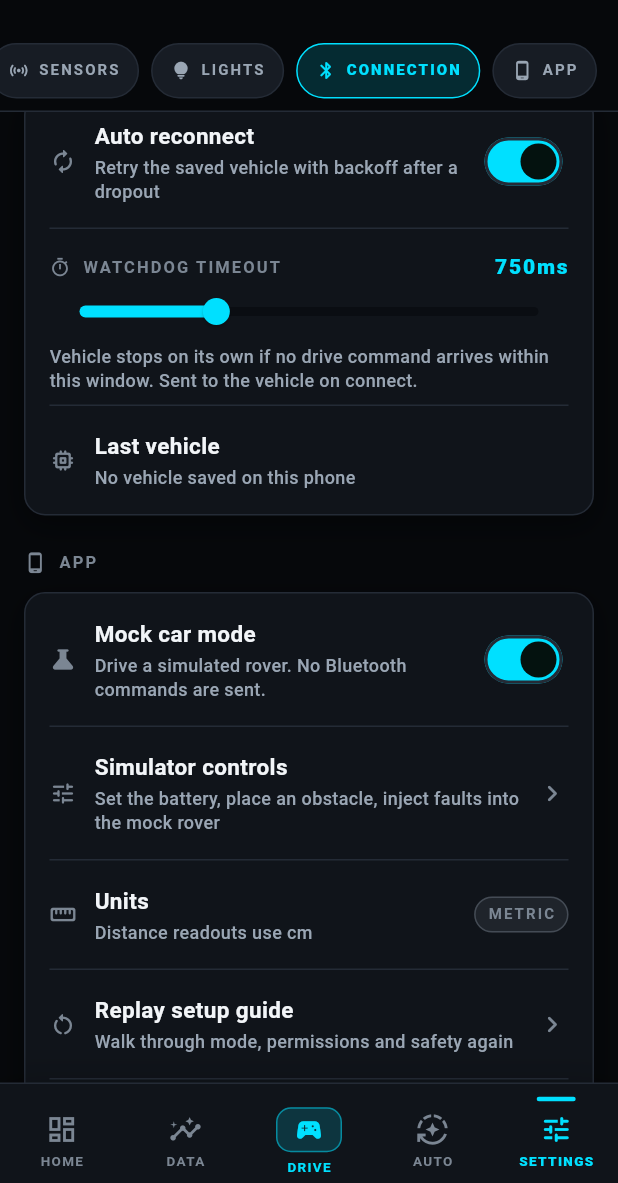
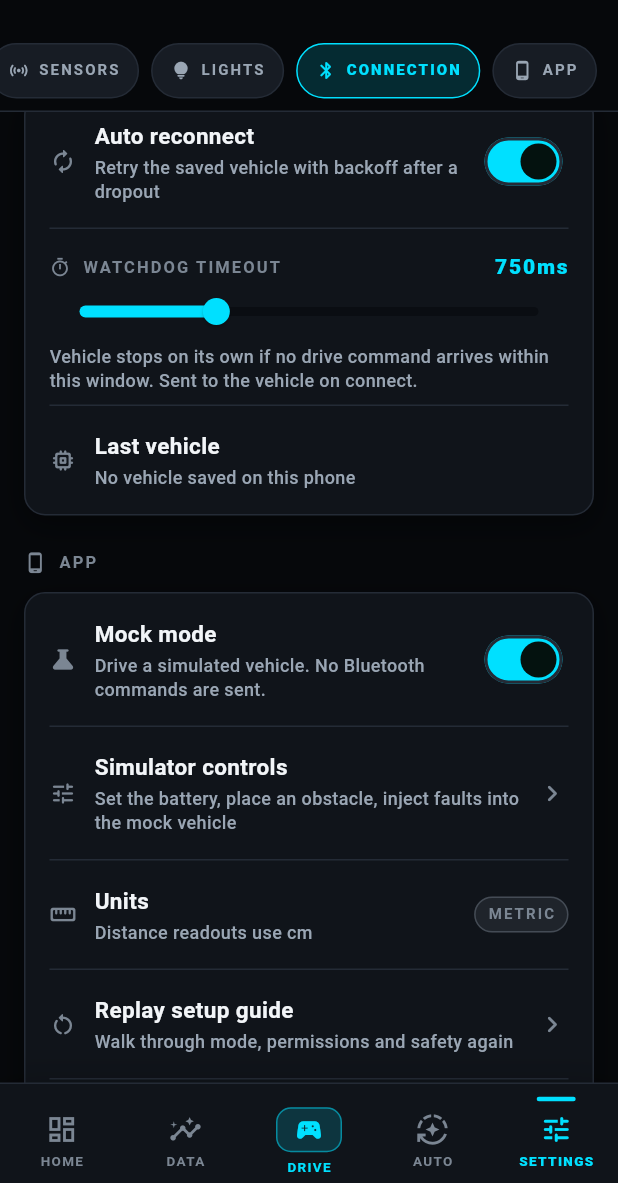
Before and after one commit to Aakashwije/RoverOS, a Flutter app: the SettingsScreen screen opened by its route, scrolled down 2304 dp, on a phone screen of 412 x 824 dp, the part 53-1236 px from its top. Run offline on Flutter 3.47's test engine with Material 3 defaults, Android fonts, the light colour scheme and no system bars; our stand-ins replace flutter_blue_plus, flutter_riverpod, go_router, permission_handler, share_plus, shared_preferences; accounts and stored records are empty.

Commit message:
feat: Update settings labels for mock mode and vehicle terminology

```diff
--- a/lib/features/settings/settings_screen.dart
+++ b/lib/features/settings/settings_screen.dart
@@ -655,9 +655,9 @@ class _SettingsScreenState extends ConsumerState<SettingsScreen> {
       icon: SettingsCategory.app.icon,
       children: [
         SettingsSwitchRow(
-          label: 'Mock car mode',
+          label: 'Mock mode',
           description:
-              'Drive a simulated rover. No Bluetooth commands are sent.',
+              'Drive a simulated vehicle. No Bluetooth commands are sent.',
           icon: Icons.science_rounded,
           value: settings.mockMode,
           onChanged: _setMockMode,
@@ -667,7 +667,7 @@ class _SettingsScreenState extends ConsumerState<SettingsScreen> {
             label: 'Simulator controls',
             description:
                 'Set the battery, place an obstacle, inject faults into the '
-                'mock rover',
+                'mock vehicle',
             icon: Icons.tune_rounded,
             onTap: () => DemoModeSheet.show(context),
           ),
```
Also changed, not shown: 1 other file.
